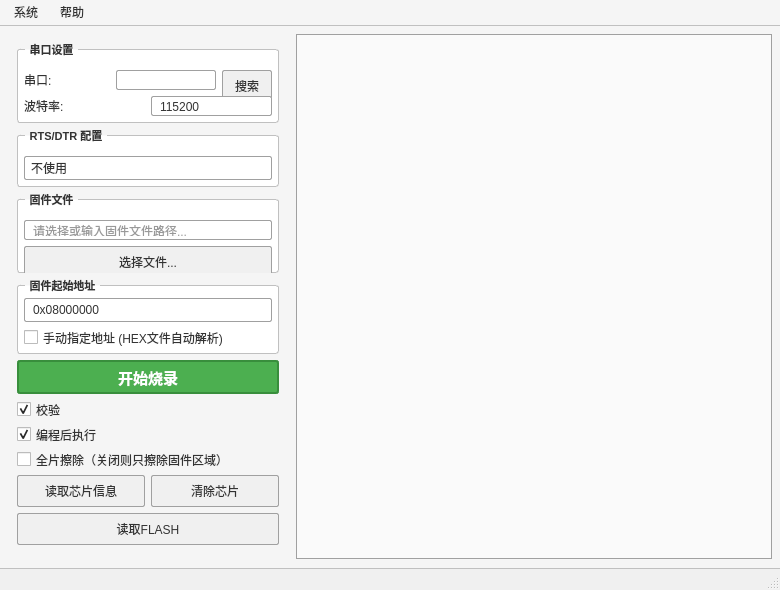
Old version of the form mainwindow.ui in the repository Jin-OK/QFlyST.
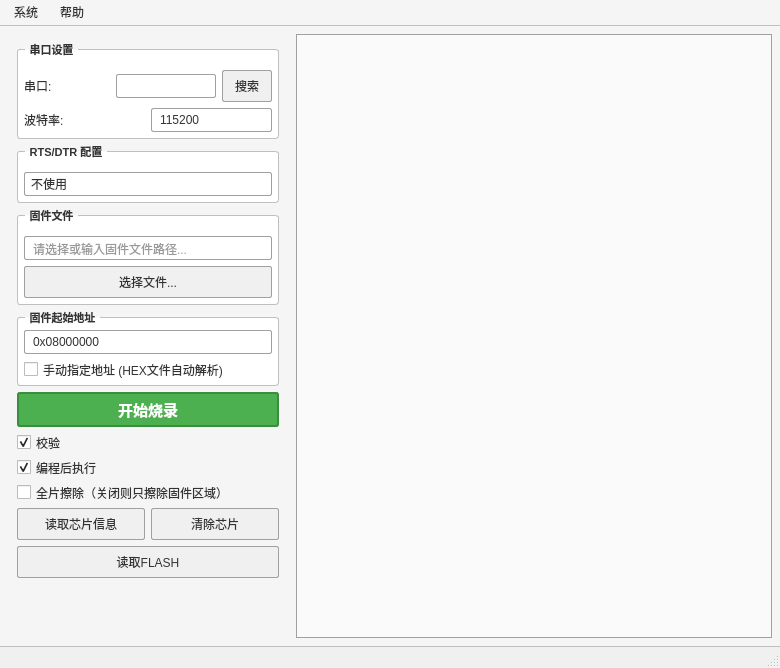
New version of the form.

The edit to the form file:
```diff
--- a/mainwindow.ui
+++ b/mainwindow.ui
@@ -7,13 +7,13 @@
     <x>0</x>
     <y>0</y>
     <width>780</width>
-    <height>590</height>
+    <height>668</height>
    </rect>
   </property>
   <property name="minimumSize">
    <size>
     <width>780</width>
-    <height>590</height>
+    <height>620</height>
    </size>
   </property>
   <property name="windowTitle">
@@ -384,11 +384,12 @@
          <property name="minimumSize">
           <size>
            <width>0</width>
-           <height>45</height>
+           <height>34</height>
           </size>
          </property>
          <property name="font">
           <font>
+           <family>Microsoft YaHei</family>
            <pointsize>11</pointsize>
            <bold>true</bold>
           </font>
@@ -445,10 +446,7 @@
        </item>
        <item>
         <layout class="QGridLayout" name="actionBtnGrid">
-         <property name="horizontalSpacing">
-          <number>6</number>
-         </property>
-         <property name="verticalSpacing">
+         <property name="spacing">
           <number>6</number>
          </property>
          <item row="0" column="0">
@@ -477,7 +475,13 @@
        <item>
         <spacer name="verticalSpacer">
          <property name="orientation">
-          <enum>Qt::Vertical</enum>
+          <enum>Qt::Orientation::Vertical</enum>
+         </property>
+         <property name="sizeHint" stdset="0">
+          <size>
+           <width>0</width>
+           <height>0</height>
+          </size>
          </property>
         </spacer>
        </item>
@@ -499,6 +503,7 @@
         </property>
         <property name="font">
          <font>
+          <family>Consolas</family>
           <pointsize>14</pointsize>
          </font>
         </property>
@@ -509,7 +514,13 @@
         <item>
          <spacer name="horizontalSpacer">
           <property name="orientation">
-           <enum>Qt::Horizontal</enum>
+           <enum>Qt::Orientation::Horizontal</enum>
+          </property>
+          <property name="sizeHint" stdset="0">
+           <size>
+            <width>0</width>
+            <height>0</height>
+           </size>
           </property>
          </spacer>
         </item>
```
Left out of the diff: 24 changed lines with no effect on the pictures.
